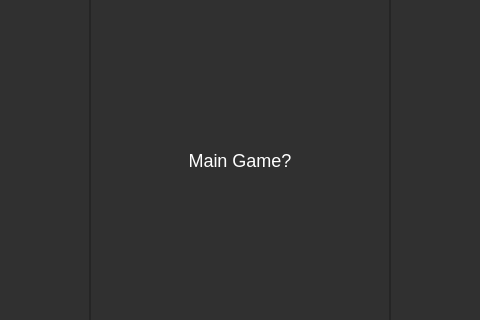
Before: the Qt Designer form mainwindow.ui in PyFlat-Studios-JR/Plant-The-Bomb, drawn with Qt 5; both pictures show x 210 to 690 and y 89 to 409 of the 900 by 500 pixel window.
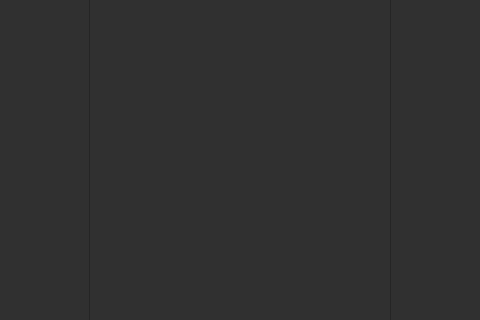
After: the same form once the commit is applied. The open tabs and pages were chosen to show the change. Icons and pictures are not drawn. Custom widgets are drawn as their Qt base class.

```diff
--- a/mainwindow.ui
+++ b/mainwindow.ui
@@ -690,24 +690,8 @@
           </layout>
          </widget>
         </item>
-        <item>
-         <widget class="QFrame" name="frame_2">
-          <property name="frameShape">
-           <enum>QFrame::StyledPanel</enum>
-          </property>
-          <property name="frameShadow">
-           <enum>QFrame::Raised</enum>
-          </property>
-          <layout class="QVBoxLayout" name="verticalLayout_2">
-           <item>
-            <widget class="QPushButton" name="start_game_btn">
-             <property name="text">
-              <string>Main Game?</string>
-             </property>
-            </widget>
-           </item>
-          </layout>
-         </widget>
+        <item alignment="Qt::AlignHCenter">
+         <widget class="LevelSelectContainer" name="widget_2" native="true"/>
         </item>
         <item>
          <widget class="QFrame" name="frame_3">
@@ -1298,6 +1282,12 @@
    <header>gamewindow.py</header>
    <container>1</container>
   </customwidget>
+  <customwidget>
+   <class>LevelSelectContainer</class>
+   <extends>QWidget</extends>
+   <header>levelselectcontainer.py</header>
+   <container>1</container>
+  </customwidget>
  </customwidgets>
  <resources/>
  <connections/>
```
Left out of the diff: 2 changed lines with no effect on the pictures.
